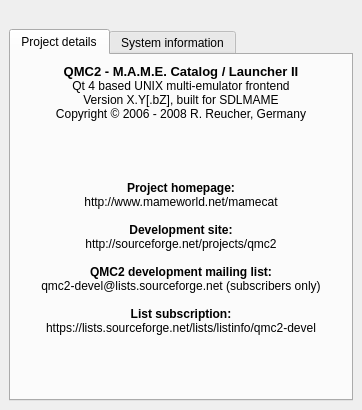
Old version of the form about.ui in the repository qmc2/qmc2-mame-fe.
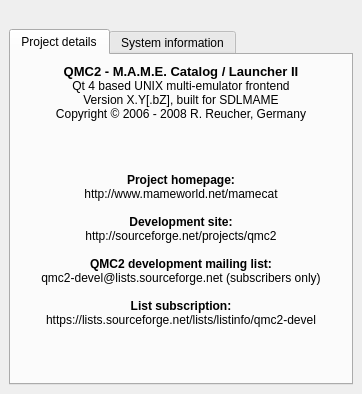
New version of the form. Icons and pictures are not drawn.

Diff of the .ui file:
```diff
--- a/about.ui
+++ b/about.ui
@@ -1,13 +1,13 @@
 <ui version="4.0" >
  <author>R. Reucher</author>
  <class>About</class>
- <widget class="QDialog" name="About" >
-  <property name="geometry" >
+ <widget class="QDialog" name="About">
+  <property name="geometry">
    <rect>
     <x>0</x>
     <y>0</y>
     <width>362</width>
-    <height>410</height>
+    <height>394</height>
    </rect>
   </property>
   <property name="windowTitle" >
@@ -141,7 +141,7 @@
    </item>
   </layout>
  </widget>
- <layoutdefault spacing="6" margin="9" />
+ <layoutdefault spacing="6" margin="9"/>
  <tabstops>
   <tabstop>tabWidgetInfo</tabstop>
   <tabstop>textBrowserSystemInformation</tabstop>
```
Left out of the diff: 130 changed lines with no effect on the pictures.
